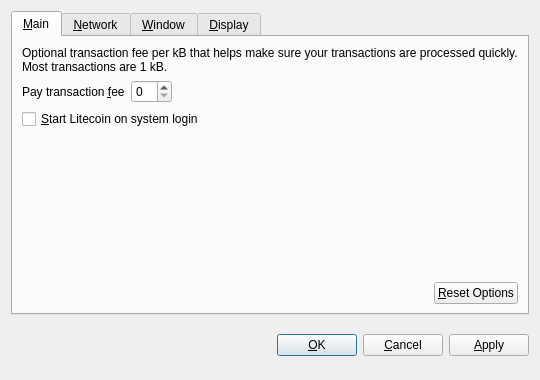
This is src/qt/forms/optionsdialog.ui in TacoCoin/tacocoin as Qt 5 draws it before an edit. The edited form follows.
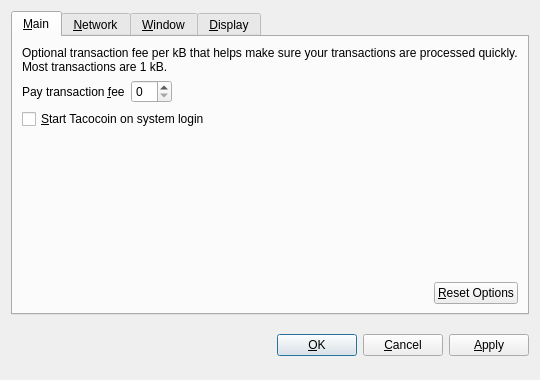
This is the edited form. Custom widgets are drawn as their Qt base class.

```diff
--- a/src/qt/forms/optionsdialog.ui
+++ b/src/qt/forms/optionsdialog.ui
@@ -82,7 +82,7 @@
           <string>Automatically start Litecoin after logging in to the system.</string>
          </property>
          <property name="text">
-          <string>&amp;Start Litecoin on system login</string>
+          <string>&amp;Start Tacocoin on system login</string>
          </property>
         </widget>
        </item>
```
Left out of the diff: 10 changed lines with no effect on the pictures.
